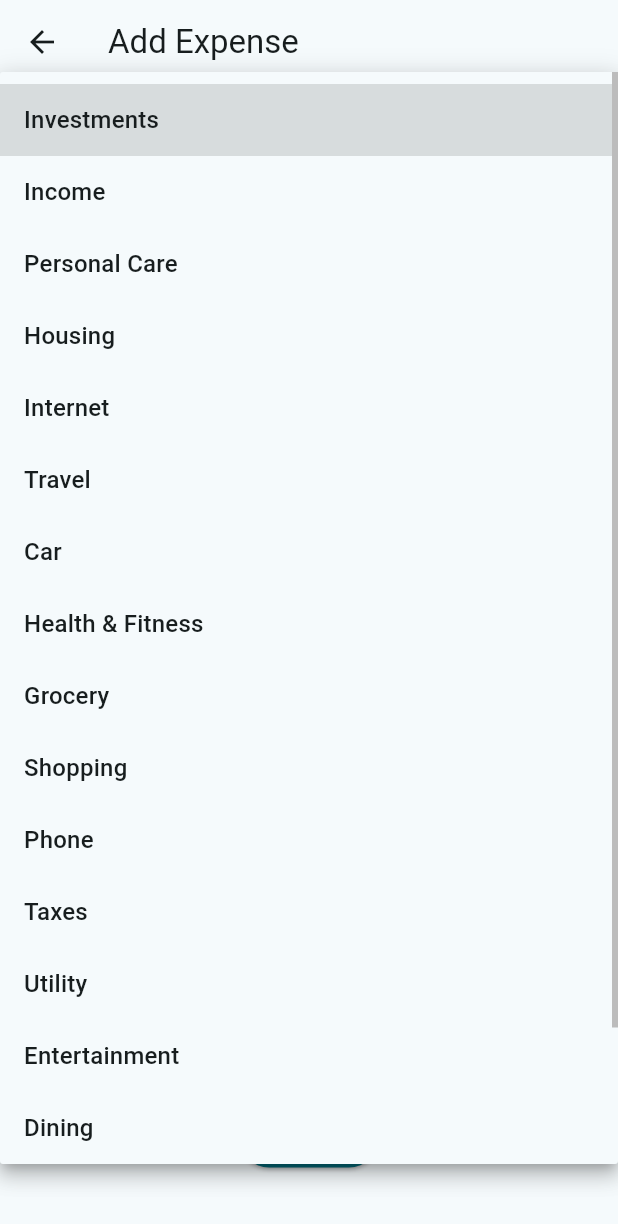
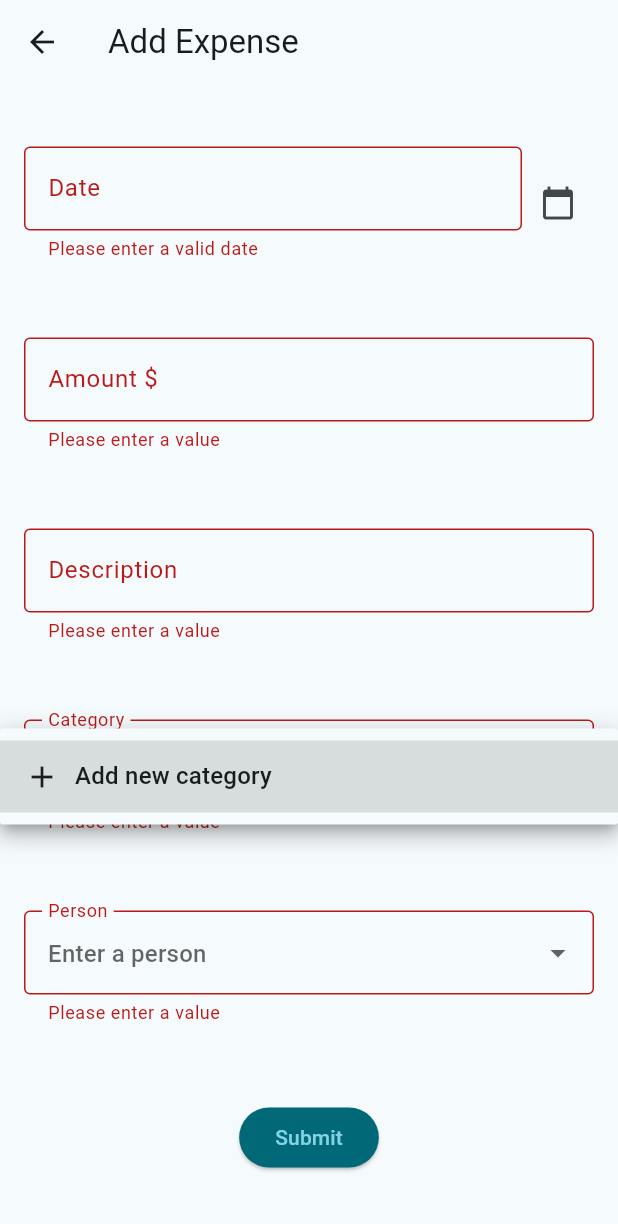
Before and after one commit to dhruv282/expense-manager, a Flutter app: the AddExpensePage screen opened directly, after a tap on "Submit", after a tap on "Enter the expense category", on a phone screen of 412 x 824 dp. Shown: the top 1224 px of the screen. Run offline on Flutter 3.47's test engine with Material 3 defaults, Android fonts, the phone set to English and light mode, and no system bars; our stand-ins replace currency_text_input_formatter, data_table_2, flutter_secure_storage, logger; missing offline and left inert: pattern_formatter, postgres; accounts and stored records are empty.

Commit message:
Created category enum in DB

```diff
--- a/lib/components/expense_form/constants.dart
+++ b/lib/components/expense_form/constants.dart
@@ -11,23 +11,3 @@ const String descriptionTextFormFieldHint = 'Enter a description';
 const String categoryTextFormFieldHint = 'Enter the expense category';
 const String dateTextFormFieldHint = 'mm/dd/yyyy';
 const String personTextFormFieldHint = 'Enter a person';
-
-const List<String> expenseCategories = <String>[
-  'Investments',
-  'Income',
-  'Personal Care',
-  'Housing',
-  'Internet',
-  'Travel',
-  'Car',
-  'Health & Fitness',
-  'Grocery',
-  'Shopping',
-  'Phone',
-  'Taxes',
-  'Utility',
-  'Entertainment',
-  'Dining',
-  'Petrol',
-  'Other',
-];
--- a/lib/components/expense_form/expense_form.dart
+++ b/lib/components/expense_form/expense_form.dart
@@ -124,14 +124,25 @@ class _ExpenseFormState extends State<ExpenseForm> {
             ),
             // Category field
             CustomFormDropdown(
-              options: expenseCategories,
+              options: expenseProvider.categoryOptions,
               labelText: categoryTextFormFieldLabel,
               controller: widget.controllerMap[categoryTextFormFieldLabel]!,
               validator: checkEmptyInput,
               hintText: categoryTextFormFieldHint,
               icon: null,
-              addOption: null,
-              onAddOptionSelect: null,
+              addOption: getAddOptionDropdownItem(
+                  'add_new_category', 'Add new category'),
+              onAddOptionSelect: () => showAddDialog(
+                context,
+                'Add Category',
+                'Enter value for new category',
+                (category) => expenseProvider.addCategory(category),
+                () => showSnackBar(
+                  context,
+                  'Failed to add category :(',
+                  SnackBarColor.error,
+                ),
+              ),
             ),
             // Owner field
             CustomFormDropdown(
--- a/lib/data/expense_data.dart
+++ b/lib/data/expense_data.dart
@@ -54,7 +54,7 @@ class ExpenseData {
           description: map['description'],
           cost: double.parse(map['cost']),
           date: DateTime.parse(map['date'].toString()),
-          category: map['category'],
+          category: map['category'].asString,
           person: map['person'].asString,
         );
 
--- a/lib/providers/expense_provider.dart
+++ b/lib/providers/expense_provider.dart
@@ -6,9 +6,11 @@ import 'package:flutter/material.dart';
 class ExpenseProvider extends ChangeNotifier {
   List<ExpenseData> _expenses = [];
   List<String> _ownerOptions = [];
+  List<String> _categoryOptions = [];
 
   List<ExpenseData> get expenses => _expenses;
   List<String> get ownerOptions => _ownerOptions;
+  List<String> get categoryOptions => _categoryOptions;
 
   Future initialize() async {
     return loadExpenseData()
@@ -31,9 +33,21 @@ class ExpenseProvider extends ChangeNotifier {
     });
   }
 
+  Future loadCategoryOptions() async {
+    var dbManager = DatabaseManager();
+    return dbManager.getCategories().then((options) {
+      _categoryOptions = options;
+    });
+  }
+
   Future updateExpense(ExpenseData e) {
     if (!_ownerOptions.contains(e.person)) {
       return Future.error('Invalid value for person in expense: ${e.person}');
+    }
+
+    if (!_categoryOptions.contains(e.category)) {
+      return Future.error(
+          'Invalid value for category in expense: ${e.category}');
     }
 
     var dbManager = DatabaseManager();
@@ -55,6 +69,11 @@ class ExpenseProvider extends ChangeNotifier {
   Future addExpense(ExpenseData e) {
     if (!_ownerOptions.contains(e.person)) {
       return Future.error('Invalid value for person in expense: ${e.person}');
+    }
+
+    if (!_categoryOptions.contains(e.category)) {
+      return Future.error(
+          'Invalid value for category in expense: ${e.category}');
     }
 
     var dbManager = DatabaseManager();
@@ -92,4 +111,11 @@ class ExpenseProvider extends ChangeNotifier {
       _ownerOptions.add(owner);
     }).whenComplete(() => notifyListeners());
   }
+
+  Future addCategory(String category) {
+    var dbManager = DatabaseManager();
+    return dbManager.addCategory(category).then((res) {
+      _categoryOptions.add(category);
+    }).whenComplete(() => notifyListeners());
+  }
 }
--- a/lib/utils/database_manager/database_manager.dart
+++ b/lib/utils/database_manager/database_manager.dart
@@ -31,13 +31,21 @@ class DatabaseManager {
             EXCEPTION
               WHEN duplicate_object THEN null;
             END \$\$;
-          ''').then((value) =>
+          ''')
+          .then((value) => connection!.execute('''
+            DO \$\$ BEGIN
+              CREATE TYPE CATEGORY_OPTIONS AS ENUM();
+            EXCEPTION
+              WHEN duplicate_object THEN null;
+            END \$\$;
+          '''))
+          .then((value) =>
               connection!.execute('CREATE TABLE IF NOT EXISTS expenses ('
                   '  id UUID DEFAULT gen_random_uuid() PRIMARY KEY, '
                   '  cost DECIMAL(12,2) NOT NULL,'
                   '  description TEXT NOT NULL,'
                   '  date DATE NOT NULL,'
-                  '  category TEXT NOT NULL,'
+                  '  category CATEGORY_OPTIONS,'
                   '  person OWNER_OPTIONS'
                   ')'));
     } catch (e) {
@@ -162,4 +170,38 @@ class DatabaseManager {
     return await connection!
         .execute("ALTER TYPE OWNER_OPTIONS ADD VALUE '$owner'");
   }
+
+  /// Get CATEGORY_OPTIONS values from the database.
+  Future<List<String>> getCategories() async {
+    logger.i("Getting category options");
+
+    if (connection == null) {
+      return Future.error("No connection to Database");
+    }
+
+    List<String> categories = [];
+
+    // Execute the query
+    final results = await connection!.execute(
+      Sql.named('SELECT unnest(enum_range(NULL::CATEGORY_OPTIONS))'),
+    );
+
+    for (var result in results) {
+      categories.add(result.toColumnMap()["unnest"].asString);
+    }
+
+    return categories;
+  }
+
+  /// Appends to OWNER_OPTIONS enum in the database.
+  Future<Result?> addCategory(String category) async {
+    logger.i("Adding category option $category");
+
+    if (connection == null) {
+      return Future.error("No connection to Database");
+    }
+
+    return await connection!
+        .execute("ALTER TYPE CATEGORY_OPTIONS ADD VALUE '$category'");
+  }
 }
```
Also changed, not shown: pubspec.lock, 1 other file.
